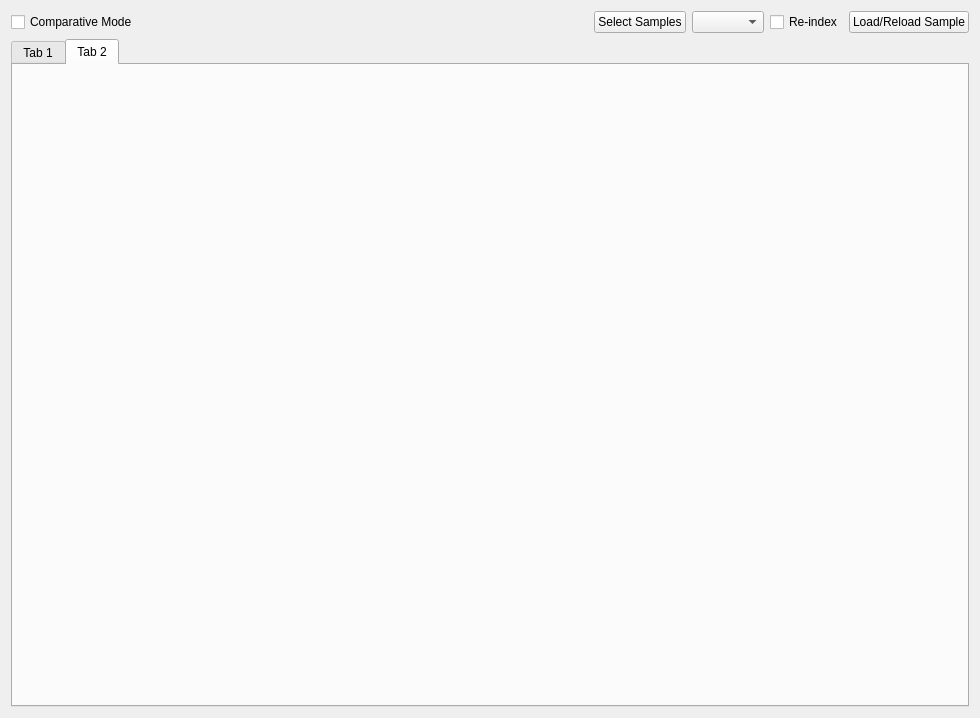
Qt form tabs/resultwindow.ui (hallamlab/MetaPathwaysGUI) before a commit.
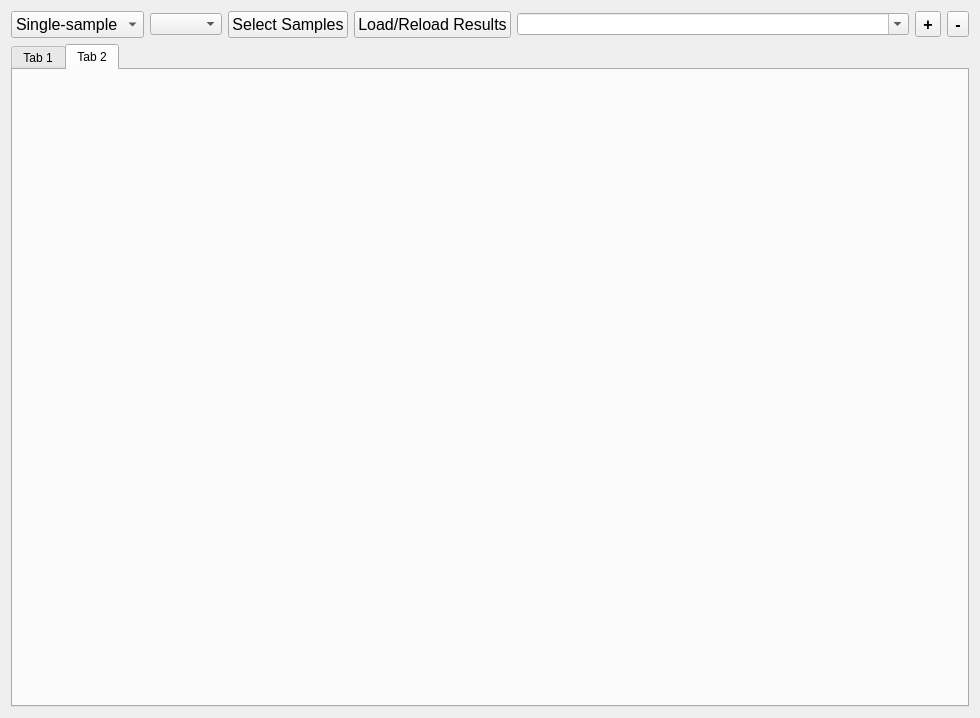
The same form after that commit. The open tabs and pages were chosen to show the change.

Commit message: made changes to the SetUp, Settings, Results, and Run tabs with Aria

```diff
--- a/tabs/resultwindow.ui
+++ b/tabs/resultwindow.ui
@@ -25,39 +25,62 @@
      <item>
       <layout class="QHBoxLayout" name="horizontalLayout">
        <item>
-        <widget class="QCheckBox" name="checkComparativeMode">
+        <widget class="QComboBox" name="resultViewMode">
+         <property name="font">
+          <font>
+           <pointsize>12</pointsize>
+          </font>
+         </property>
+         <property name="toolTip">
+          <string>&lt;html&gt;&lt;head/&gt;&lt;body&gt;&lt;p&gt;select the mode of viewing results (i) one sample at a time; or (ii) multiple sample at once&lt;br/&gt;&lt;/p&gt;&lt;/body&gt;&lt;/html&gt;</string>
+         </property>
+         <item>
+          <property name="text">
+           <string>Single-sample</string>
+          </property>
+         </item>
+         <item>
+          <property name="text">
+           <string>Multi-sample</string>
+          </property>
+         </item>
+        </widget>
+       </item>
+       <item>
+        <widget class="QComboBox" name="sampleSelect">
          <property name="sizePolicy">
           <sizepolicy hsizetype="Minimum" vsizetype="Fixed">
            <horstretch>1</horstretch>
            <verstretch>0</verstretch>
           </sizepolicy>
          </property>
-         <property name="text">
-          <string>Comparative Mode</string>
-         </property>
-        </widget>
-       </item>
-       <item>
-        <spacer name="horizontalSpacer">
-         <property name="orientation">
-          <enum>Qt::Horizontal</enum>
-         </property>
-         <property name="sizeHint" stdset="0">
+         <property name="minimumSize">
           <size>
-           <width>40</width>
-           <height>20</height>
+           <width>0</width>
+           <height>0</height>
           </size>
          </property>
-        </spacer>
+         <property name="toolTip">
+          <string>&lt;html&gt;&lt;head/&gt;&lt;body&gt;&lt;p&gt;Select the sample to load results&lt;/p&gt;&lt;/body&gt;&lt;/html&gt;</string>
+         </property>
+        </widget>
        </item>
        <item>
         <widget class="QPushButton" name="selectSamplesButton">
+         <property name="enabled">
+          <bool>true</bool>
+         </property>
          <property name="sizePolicy">
           <sizepolicy hsizetype="Maximum" vsizetype="Fixed">
            <horstretch>1</horstretch>
            <verstretch>0</verstretch>
           </sizepolicy>
          </property>
+         <property name="font">
+          <font>
+           <pointsize>12</pointsize>
+          </font>
+         </property>
          <property name="text">
           <string>Select Samples</string>
          </property>
@@ -73,33 +96,68 @@
      </item>
      <item>
       <layout class="QHBoxLayout" name="horizontalLayout_2">
-       <item>
-        <widget class="QComboBox" name="sampleSelect">
-         <property name="sizePolicy">
-          <sizepolicy hsizetype="Minimum" vsizetype="Fixed">
-           <horstretch>1</horstretch>
-           <verstretch>0</verstretch>
-          </sizepolicy>
-         </property>
-         <property name="minimumSize">
-          <size>
-           <width>0</width>
-           <height>0</height>
-          </size>
-         </property>
-        </widget>
-       </item>
-       <item>
-        <widget class="QCheckBox" name="reindex">
-         <property name="text">
-          <string>Re-index</string>
-         </property>
-        </widget>
-       </item>
        <item>
         <widget class="QPushButton" name="loadResults">
+         <property name="font">
+          <font>
+           <pointsize>12</pointsize>
+          </font>
+         </property>
+         <property name="toolTip">
+          <string>&lt;html&gt;&lt;head/&gt;&lt;body&gt;&lt;p&gt;reload the results&lt;/p&gt;&lt;/body&gt;&lt;/html&gt;</string>
+         </property>
          <property name="text">
-          <string>Load/Reload Sample</string>
+          <string>Load/Reload Results</string>
+         </property>
+        </widget>
+       </item>
+       <item>
+        <widget class="QComboBox" name="resultFolders">
+         <property name="sizePolicy">
+          <sizepolicy hsizetype="Expanding" vsizetype="Fixed">
+           <horstretch>0</horstretch>
+           <verstretch>0</verstretch>
+          </sizepolicy>
+         </property>
+         <property name="toolTip">
+          <string>&lt;html&gt;&lt;head/&gt;&lt;body&gt;&lt;p&gt;List of folders to look for previously processed samples&lt;/p&gt;&lt;/body&gt;&lt;/html&gt;</string>
+         </property>
+         <property name="editable">
+          <bool>true</bool>
+         </property>
+        </widget>
+       </item>
+       <item>
+        <widget class="QToolButton" name="addResultFolder">
+         <property name="font">
+          <font>
+           <pointsize>12</pointsize>
+           <weight>75</weight>
+           <bold>true</bold>
+          </font>
+         </property>
+         <property name="toolTip">
+          <string>&lt;html&gt;&lt;head/&gt;&lt;body&gt;&lt;p&gt;add a new result folder&lt;/p&gt;&lt;/body&gt;&lt;/html&gt;</string>
+         </property>
+         <property name="text">
+          <string>+</string>
+         </property>
+        </widget>
+       </item>
+       <item>
+        <widget class="QToolButton" name="deleteResultFolder">
+         <property name="font">
+          <font>
+           <pointsize>12</pointsize>
+           <weight>75</weight>
+           <bold>true</bold>
+          </font>
+         </property>
+         <property name="toolTip">
+          <string>&lt;html&gt;&lt;head/&gt;&lt;body&gt;&lt;p&gt;remove the current (checked) folder from the list&lt;/p&gt;&lt;/body&gt;&lt;/html&gt;</string>
+         </property>
+         <property name="text">
+          <string>-</string>
          </property>
         </widget>
        </item>
```
Left out of the diff: 5 changed lines with no effect on the pictures. The commit also changes 33 other files.
